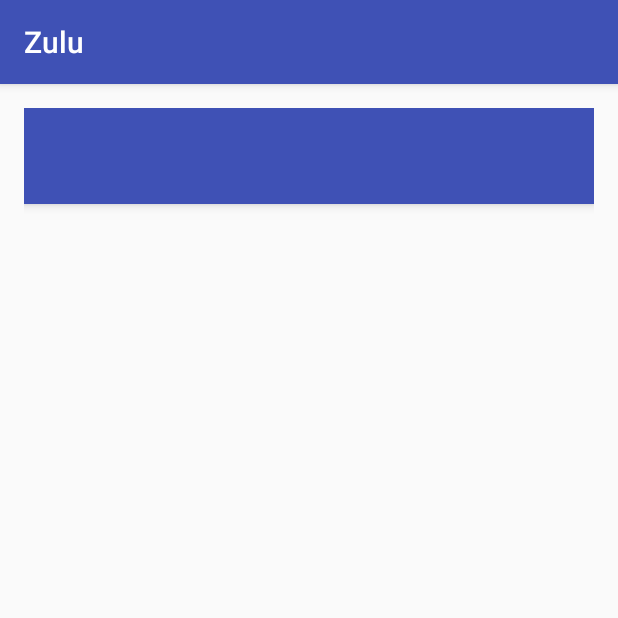
After one commit to burakkunkcu/Zulu-Blueprint, an Android app: the Projects screen opened directly, with no data from a screen before it, on a phone screen of 412 x 824 dp, the top half of it. The commit adds this screen. Run offline under Robolectric (Android 15) with nearby library versions, the phone set to English and light mode, and no system bars.

Commit message:
Projects class added

```diff
--- a/ZuluApp/app/src/main/AndroidManifest.xml
+++ b/ZuluApp/app/src/main/AndroidManifest.xml
@@ -18,6 +18,7 @@
                 <category android:name="android.intent.category.LAUNCHER" />
             </intent-filter>
         </activity>
+        <activity android:name=".Projects"></activity>
     </application>
 
 </manifest>
--- /dev/null
+++ b/ZuluApp/app/src/main/java/blueprintlabs/zulu/Projects.java
@@ -0,0 +1,13 @@
+package blueprintlabs.zulu;
+
+import android.support.v7.app.AppCompatActivity;
+import android.os.Bundle;
+
+public class Projects extends AppCompatActivity implements ItemFragment.OnListFragmentInteractionListener{
+
+    @Override
+    protected void onCreate(Bundle savedInstanceState) {
+        super.onCreate(savedInstanceState);
+        setContentView(R.layout.activity_projects);
+    }
+}
--- a/ZuluApp/app/src/main/java/blueprintlabs/zulu/resources/Calendar.java
+++ b/ZuluApp/app/src/main/java/blueprintlabs/zulu/resources/Calendar.java
@@ -11,7 +11,7 @@ public class Calendar {
     private ArrayList<Task> tasks;
 
     // constructor
-    private Calendar(ArrayList<Task> tasks) {
+    public Calendar(ArrayList<Task> tasks) {
         this.tasks = tasks;
     }
 
--- a/ZuluApp/app/src/main/res/layout/activity_project_view.xml
+++ b/ZuluApp/app/src/main/res/layout/activity_project_view.xml
@@ -7,6 +7,7 @@
     android:layout_height="match_parent"
     android:fitsSystemWindows="true"
     tools:context="blueprintlabs.zulu.ProjectView">
+
 
     <android.support.design.widget.AppBarLayout
         android:id="@+id/appbar"
--- /dev/null
+++ b/ZuluApp/app/src/main/res/layout/activity_projects.xml
@@ -0,0 +1,40 @@
+<?xml version="1.0" encoding="utf-8"?>
+<LinearLayout xmlns:android="http://schemas.android.com/apk/res/android"
+    xmlns:tools="http://schemas.android.com/tools"
+    android:layout_width="match_parent"
+    android:layout_height="match_parent"
+    xmlns:app="http://schemas.android.com/apk/res-auto"
+    android:paddingBottom="@dimen/activity_vertical_margin"
+    android:paddingLeft="@dimen/activity_horizontal_margin"
+    android:paddingRight="@dimen/activity_horizontal_margin"
+    android:paddingTop="@dimen/activity_vertical_margin"
+    tools:context="blueprintlabs.zulu.Projects"
+    android:orientation="vertical">
+
+
+
+    <android.support.design.widget.AppBarLayout
+        android:id="@+id/appbar"
+        android:layout_width="match_parent"
+        android:layout_height="wrap_content"
+        android:paddingTop="@dimen/appbar_padding_top"
+        android:theme="@style/AppTheme.AppBarOverlay">
+
+        <android.support.v7.widget.Toolbar
+            android:id="@+id/toolbar"
+            android:layout_width="match_parent"
+            android:layout_height="?attr/actionBarSize"
+            android:background="?attr/colorPrimary"
+            app:layout_scrollFlags="scroll|enterAlways"
+            app:popupTheme="@style/AppTheme.PopupOverlay">
+
+        </android.support.v7.widget.Toolbar>
+    </android.support.design.widget.AppBarLayout>
+
+    <TextView
+        android:layout_width="match_parent"
+        android:layout_height="match_parent" />
+
+
+
+</LinearLayout>
--- a/ZuluApp/app/src/main/res/values/strings.xml
+++ b/ZuluApp/app/src/main/res/values/strings.xml
@@ -9,4 +9,5 @@
     <string name="cancel">Cancel</string>
     <string name="pprogress">Project Progress</string>
     <string name="allprogress">All Progress</string>
+    <string name="title_activity_projects">Projects</string>
 </resources>
```
Also changed, not shown: ZuluApp/app/src/main/java/blueprintlabs/zulu/ItemFragment.java (added, +124 -0 lines), ZuluApp/app/src/main/java/blueprintlabs/zulu/ProjectsAdapter.java (added, +88 -0 lines), ZuluApp/app/src/main/java/blueprintlabs/zulu/dummy/DummyContent.java (added, +72 -0 lines), ZuluApp/app/src/main/res/layout/fragment_item.xml (added, +20 -0 lines), ZuluApp/app/src/main/res/layout/fragment_item_list.xml (added, +13 -0 lines), ZuluApp/app/src/main/res/menu/menu_projects.xml (added, +10 -0 lines).
